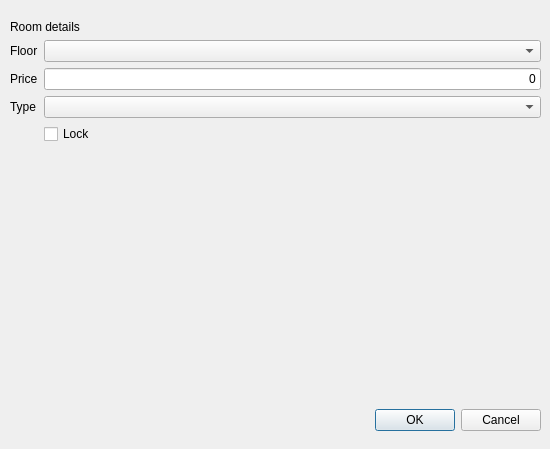
First picture: the form in src/ui/ui_room_dialog.ui, repository trung-kieen/hotel-booking-system, before the edit.
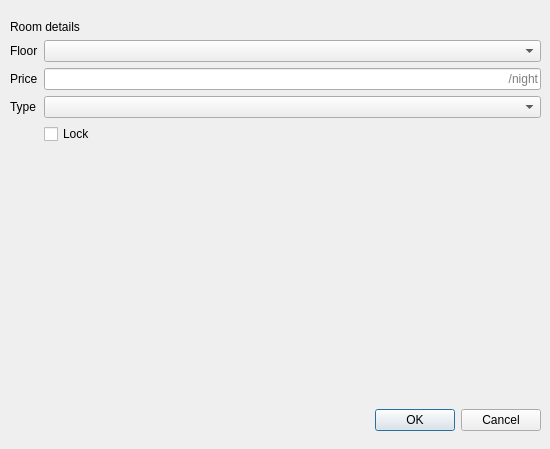
Second picture: the form after the edit.

```diff
--- a/src/ui/ui_room_dialog.ui
+++ b/src/ui/ui_room_dialog.ui
@@ -55,11 +55,14 @@
          <string/>
         </property>
         <property name="text">
-         <string>0</string>
+         <string/>
         </property>
         <property name="alignment">
          <set>Qt::AlignRight|Qt::AlignTrailing|Qt::AlignVCenter</set>
         </property>
+        <property name="placeholderText">
+         <string>/night</string>
+        </property>
        </widget>
       </item>
       <item row="2" column="0">
```
